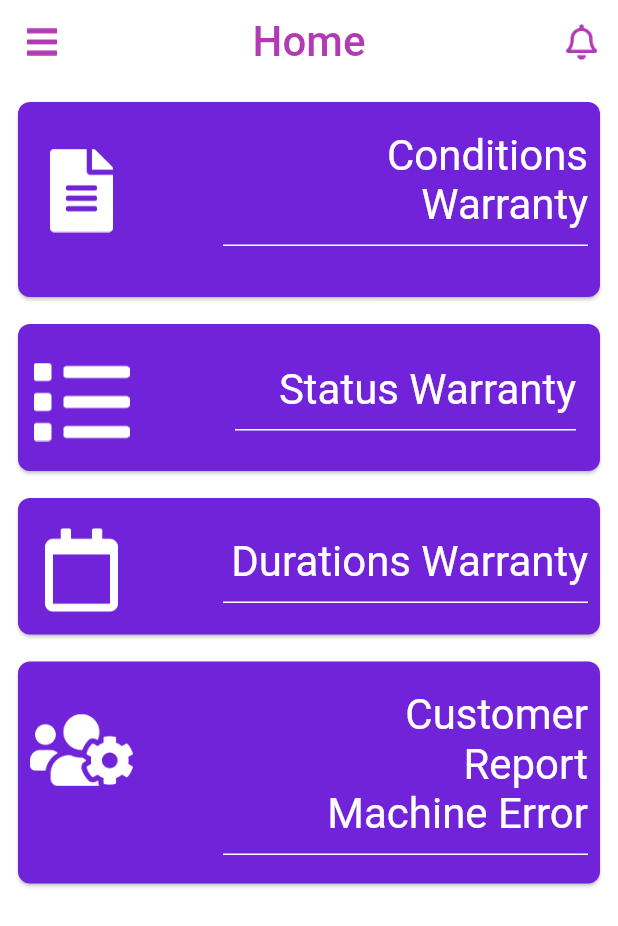
After one commit to tanvu2804/project-internship, a Flutter app: the Home screen opened by its route, on a phone screen of 412 x 824 dp. The commit adds this screen. Shown: the top 926 px of the screen. Run offline on Flutter 3.47's test engine with Material 2 defaults, Android fonts, the phone set to English and light mode, and no system bars.

Commit message:
[update][layout]

```diff
--- a/lib/constants/app_colors.dart
+++ b/lib/constants/app_colors.dart
@@ -10,5 +10,6 @@ abstract class AppColors {
   static final Color white = Color(0xFFFFFFFF);
   static final Color white15 = Color.fromRGBO(255, 255, 255, 0.15);
   static final Color bluePurple = Color(0xFF7123D9);
+  static final Color purplePink = Color(0xFFB23AB3);
   static final Color transparent = Colors.transparent;
 }
--- a/lib/constants/app_images.dart
+++ b/lib/constants/app_images.dart
@@ -8,6 +8,12 @@ class AppImages {
   static final String ic_password = 'assets/images/icons/ic_unlock.png';
   static final String ic_email = 'assets/images/icons/ic_envelope.png';
   static final String ic_phone = 'assets/images/icons/ic_phone.png';
+  static final String ic_bars = 'assets/images/icons/ic_bars.png';
+  static final String ic_bell = 'assets/images/icons/ic_bell.png';
+  static final String ic_file = 'assets/images/icons/ic_file.png';
+  static final String ic_file_alt = 'assets/images/icons/ic_file_alt.png';
+  static final String ic_board = 'assets/images/icons/ic_board.png';
+  static final String ic_user_cong = 'assets/images/icons/ic_user_cong.png';
 
   //logo
   static final String logo_nuskin = 'assets/images/logos/nuskinwhite_logo.png';
--- a/lib/constants/app_string.dart
+++ b/lib/constants/app_string.dart
@@ -76,6 +76,12 @@ abstract class HomeString {
   //home
   static const String HONE_TITLE = "Home";
   static const String TERM_CONDITIONS_TITLE = "Terms & Conditions";
+
+  static const String CONDITIONS_WARRANTY = "Conditions Warranty";
+  static const String STATUS_WARRANTY = "Status Warranty";
+  static const String DURATIONS_WARRANTY = "Durations Warranty";
+  static const String CUSTOMER_REPORT = "Customer Report Machine Error";
+
   static const String TERM_CONDITIONS_DESCRIPTION =
       "See what is covered under warranty";
   static const String WARRANTY_STATUS_TITLE = "Warranty Status";
--- /dev/null
+++ b/lib/modules/home/view/home_view.dart
@@ -0,0 +1,215 @@
+import 'package:flutter/cupertino.dart';
+import 'package:flutter/material.dart';
+import 'package:flutter/rendering.dart';
+import 'package:project_internship/constants/app_colors.dart';
+import 'package:project_internship/constants/app_images.dart';
+import 'package:project_internship/constants/app_string.dart';
+
+class Home extends StatelessWidget {
+  const Home({Key? key}) : super(key: key);
+
+  @override
+  Widget build(BuildContext context) {
+    double height = MediaQuery.of(context).size.height;
+    double width = MediaQuery.of(context).size.width;
+
+    return Container(
+      color: AppColors.white,
+      child: Scaffold(
+        backgroundColor: AppColors.transparent,
+        appBar: AppBar(
+          centerTitle: true,
+          shadowColor: AppColors.transparent,
+          leading: Image.asset(
+            AppImages.ic_bars,
+            scale: 1.7,
+          ),
+          backgroundColor: AppColors.white,
+          title: Text(
+            'Home',
+            style: TextStyle(
+                color: AppColors.purplePink,
+                fontWeight: FontWeight.w500,
+                fontSize: 28),
+            textAlign: TextAlign.center,
+          ),
+          actions: <Widget>[
+            Image.asset(
+              AppImages.ic_bell,
+              scale: 1.7,
+            ),
+          ],
+        ),
+        body: SafeArea(
+          child: Padding(
+            padding: const EdgeInsets.all(8.0),
+            child: ListView(
+              children: <Widget>[
+                //Conditions
+                Card(
+                  shape: RoundedRectangleBorder(
+                    borderRadius: BorderRadius.circular(8),
+                  ),
+                  color: AppColors.bluePurple,
+                  child: ListTile(
+                    contentPadding: const EdgeInsets.only(
+                        left: 8, right: 8, top: 15, bottom: 15),
+                    horizontalTitleGap: 60,
+                    leading: Container(
+                      height: height / 9,
+                      width: width / 6,
+                      child: Image.asset(
+                        AppImages.ic_file,
+                      ),
+                    ),
+                    title: Padding(
+                      padding: const EdgeInsets.only(bottom: 15),
+                      child: Container(
+                        padding: EdgeInsets.only(bottom: 10),
+                        decoration: BoxDecoration(
+                          border: Border(
+                            bottom: BorderSide(color: AppColors.white),
+                          ),
+                        ),
+                        child: Text(
+                          HomeString.CONDITIONS_WARRANTY,
+                          textAlign: TextAlign.right,
+                          style:
+                              TextStyle(color: AppColors.white, fontSize: 28),
+                        ),
+                      ),
+                    ),
+                    onTap: () {},
+                  ),
+                ),
+                SizedBox(
+                  height: 10,
+                ),
+                //Status
+                Card(
+                  shape: RoundedRectangleBorder(
+                    borderRadius: BorderRadius.circular(8),
+                  ),
+                  color: AppColors.bluePurple,
+                  child: ListTile(
+                    contentPadding: EdgeInsets.all(8),
+                    horizontalTitleGap: 60,
+                    leading: Container(
+                      height: height / 9,
+                      width: width / 6,
+                      child: Image.asset(
+                        AppImages.ic_file_alt,
+                        scale: 1.5,
+                      ),
+                    ),
+                    title: Padding(
+                      padding: const EdgeInsets.only(
+                          left: 8, right: 8, top: 15, bottom: 15),
+                      child: Container(
+                        padding: EdgeInsets.only(bottom: 10),
+                        decoration: BoxDecoration(
+                          border: Border(
+                            bottom: BorderSide(color: AppColors.white),
+                          ),
+                        ),
+                        child: Text(
+                          HomeString.STATUS_WARRANTY,
+                          textAlign: TextAlign.right,
+                          style:
+                              TextStyle(color: AppColors.white, fontSize: 28),
+                        ),
+                      ),
+                    ),
+                    onTap: () {},
+                  ),
+                ),
+                SizedBox(
+                  height: 10,
+                ),
+                //Durations
+                Card(
+                  shape: RoundedRectangleBorder(
+                    borderRadius: BorderRadius.circular(8),
+                  ),
+                  color: AppColors.bluePurple,
+                  child: ListTile(
+                    contentPadding: const EdgeInsets.only(
+                        left: 8, right: 8, top: 20, bottom: 15),
+                    horizontalTitleGap: 60,
+                    leading: Container(
+                      height: height / 9,
+                      width: width / 6,
+                      child: Image.asset(
+                        AppImages.ic_board,
+                      ),
+                    ),
+                    title: Container(
+                      padding: EdgeInsets.only(bottom: 10),
+                      decoration: BoxDecoration(
+                        border: Border(
+                          bottom: BorderSide(color: AppColors.white),
+                        ),
+                      ),
+                      child: Text(
+                        HomeString.DURATIONS_WARRANTY,
+                        textAlign: TextAlign.right,
+                        style: TextStyle(color: AppColors.white, fontSize: 28),
+                      ),
+                    ),
+                    onTap: () {},
+                  ),
+                ),
+                SizedBox(
+                  height: 10,
+                ),
+                //Reports
+                Card(
+                  shape: RoundedRectangleBorder(
+                    borderRadius: BorderRadius.circular(8),
+                  ),
+                  color: AppColors.bluePurple,
+                  child: ListTile(
+                    contentPadding: const EdgeInsets.only(
+                        left: 8, right: 8, top: 15, bottom: 15),
+                    horizontalTitleGap: 60,
+                    leading: Container(
+                      height: height / 9,
+                      width: width / 6,
+                      child: Image.asset(
+                        AppImages.ic_user_cong,
+                      ),
+                    ),
+                    title: Container(
+                      padding: EdgeInsets.only(bottom: 10),
+                      decoration: BoxDecoration(
+                        border: Border(
+                          bottom: BorderSide(color: AppColors.white),
+                        ),
+                      ),
+                      child: Row(
+                        children: [
+                          SizedBox(
+                            width: 60,
+                          ),
+                          Flexible(
+                            child: Text(
+                              HomeString.CUSTOMER_REPORT,
+                              textAlign: TextAlign.right,
+                              style: TextStyle(
+                                  color: AppColors.white, fontSize: 28),
+                            ),
+                          ),
+                        ],
+                      ),
+                    ),
+                    onTap: () {},
+                  ),
+                ),
+              ],
+            ),
+          ),
+        ),
+      ),
+    );
+  }
+}
--- a/lib/modules/login/view/login_view.dart
+++ b/lib/modules/login/view/login_view.dart
@@ -249,6 +249,7 @@ class _formValidationState extends State<_formValidation> {
       _formStateKey.currentState?.save();
       print('User name: ${_account.user}');
       print('Password: ${_account.password}');
+      Navigator.of(context).pushNamed(Routes.HOME);
     }
   }
 
@@ -263,8 +264,8 @@ class _formValidationState extends State<_formValidation> {
             children: <Widget>[
               Image.asset(
                 AppImages.ic_email,
-                height: height * 55 / 1136,
-                width: width * 20 / 640,
+                height: height * 45 / 1136,
+                width: width * 35 / 640,
               ),
               SizedBox(
                 width: width * 10 / 640,
@@ -319,7 +320,7 @@ class _formValidationState extends State<_formValidation> {
               Image.asset(
                 AppImages.ic_password,
                 height: height * 55 / 1136,
-                width: width * 20 / 640,
+                width: width * 35 / 640,
               ),
               SizedBox(
                 width: width * 10 / 640,
--- a/lib/routes/app_pages.dart
+++ b/lib/routes/app_pages.dart
@@ -1,4 +1,5 @@
 import 'package:flutter/material.dart';
+import 'package:project_internship/modules/home/view/home_view.dart';
 import 'package:project_internship/modules/login/view/login_view.dart';
 import 'package:project_internship/modules/sign_up/view/sign_up_view.dart';
 
@@ -13,6 +14,8 @@ class AppRouter {
         return MaterialPageRoute(builder: (_) => Login());
       case Routes.SIGN_UP:
         return MaterialPageRoute(builder: (_) => SignUp());
+      case Routes.HOME:
+        return MaterialPageRoute(builder: (_) => Home());
       default:
         return null;
     }
--- a/lib/routes/app_routes.dart
+++ b/lib/routes/app_routes.dart
@@ -3,9 +3,11 @@
 abstract class Routes {
   static const String LOGIN = _Paths.LOGIN;
   static const String SIGN_UP = _Paths.SIGN_UP;
+  static const String HOME = _Paths.HOME;
 }
 
 abstract class _Paths {
   static const String LOGIN = '/login';
   static const String SIGN_UP = '/sign-up';
+  static const String HOME = '/home';
 }
```
Also changed, not shown: assets/images/icons/ic_bars.png (added), assets/images/icons/ic_bell.png (added), assets/images/icons/ic_board.png (added), assets/images/icons/ic_file.png (added), assets/images/icons/ic_file_alt.png (added), assets/images/icons/ic_user_cong.png (added), pubspec.lock.
